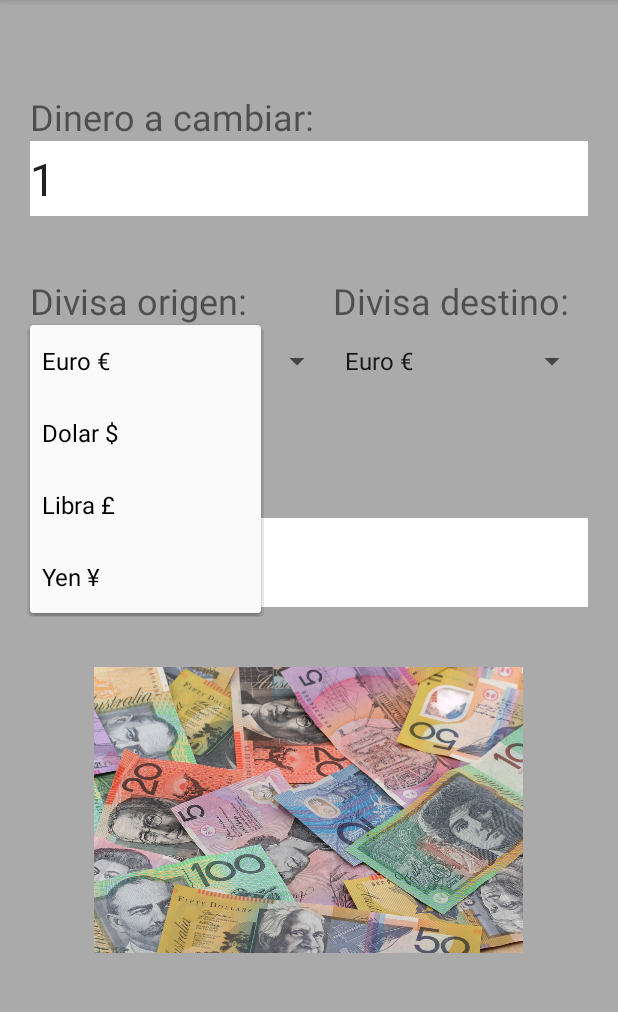
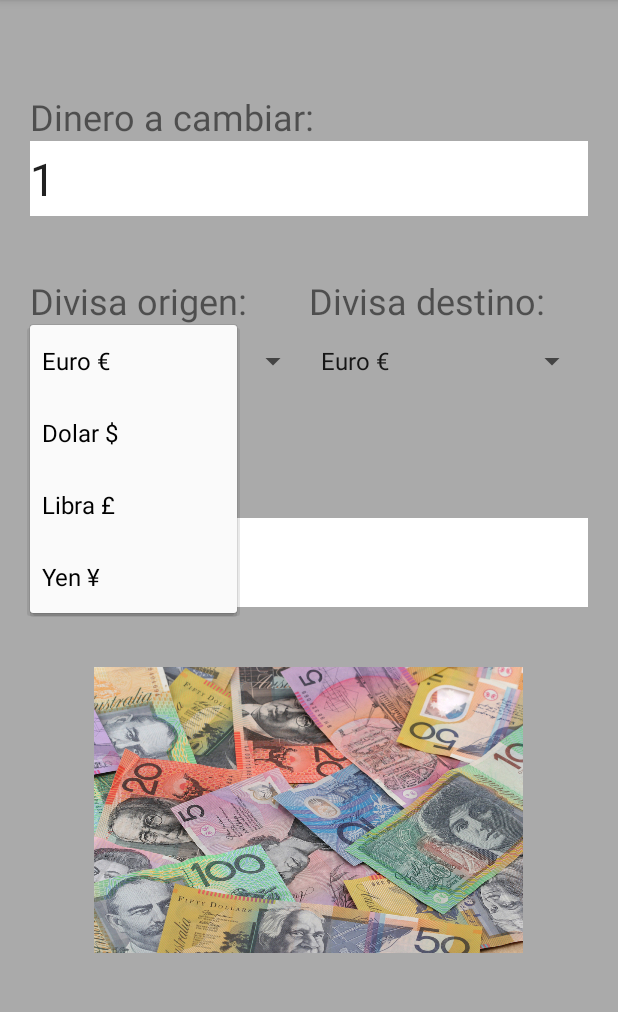
Before and after one commit to pmdmdam2/ConversorMonedas, an Android app: the screen it shows after launch (MainActivity), after a tap on "Euro €", on a phone screen of 412 x 824 dp, the part 84-1096 px from its top. Run offline under Robolectric (Android 15) with nearby library versions, the phone set to English and light mode, and no system bars.

Commit message:
Reajuste de diseño con pesos

```diff
--- a/app/src/main/res/layout/activity_main.xml
+++ b/app/src/main/res/layout/activity_main.xml
@@ -33,19 +33,22 @@
         android:layout_width="match_parent"
         android:layout_height="wrap_content"
         android:layout_marginTop="40dp"
-        android:orientation="horizontal">
+        android:orientation="horizontal"
+        android:weightSum="2">
 
         <TextView
             android:id="@+id/tcPrimeraUnidad"
-            android:layout_width="202dp"
+            android:layout_width="match_parent"
             android:layout_height="wrap_content"
+            android:layout_weight="1"
             android:text="@string/tvUnidad1"
             android:textSize="24sp" />
 
         <TextView
             android:id="@+id/tvSegundaUnidad"
-            android:layout_width="208dp"
+            android:layout_width="match_parent"
             android:layout_height="match_parent"
+            android:layout_weight="1"
             android:text="@string/tvUnidad2"
             android:textSize="24sp" />
     </LinearLayout>
@@ -53,18 +56,21 @@
     <LinearLayout
         android:layout_width="match_parent"
         android:layout_height="wrap_content"
-        android:orientation="horizontal">
+        android:orientation="horizontal"
+        android:weightSum="2">
 
         <Spinner
             android:id="@+id/spin1"
-            android:layout_width="202dp"
+            android:layout_width="match_parent"
             android:layout_height="48dp"
+            android:layout_weight="1"
             android:entries="@array/monedas" />
 
         <Spinner
             android:id="@+id/spin2"
             android:layout_width="match_parent"
             android:layout_height="48dp"
+            android:layout_weight="1"
             android:entries="@array/monedas" />
 
     </LinearLayout>
```
